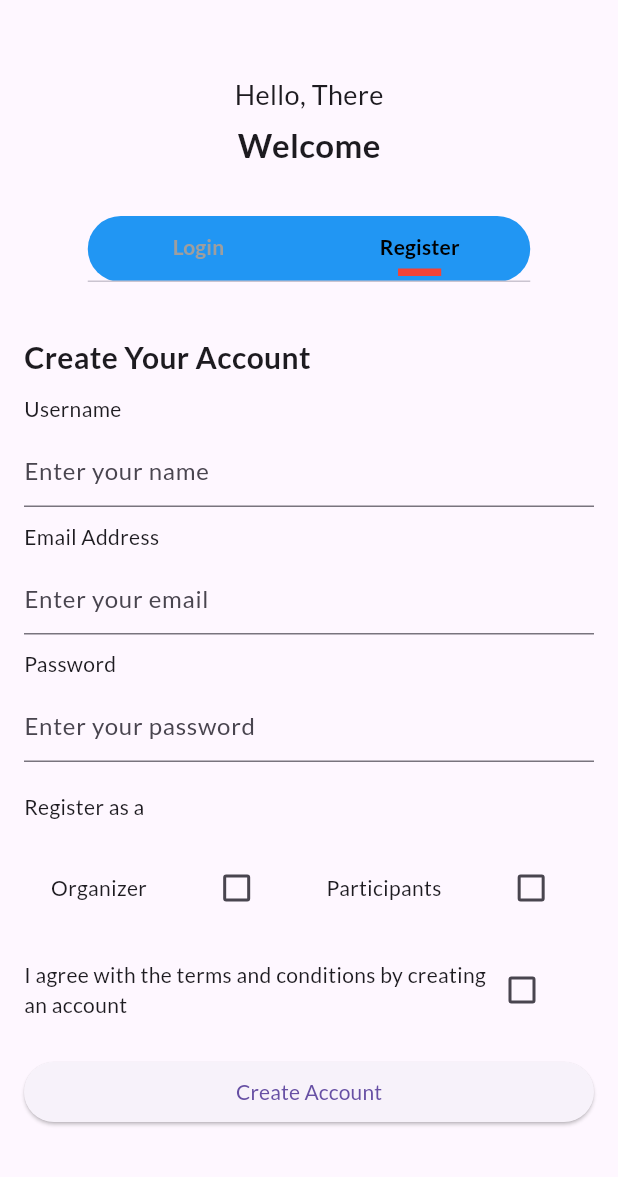
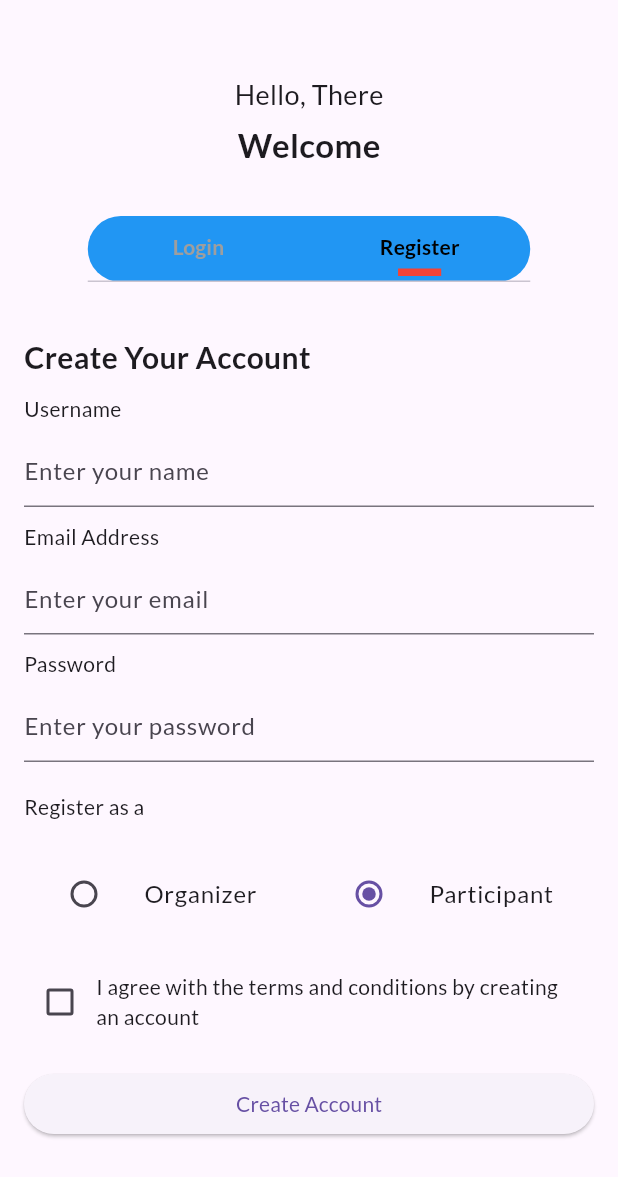
Before and after one commit to sajid73/EventEase-cuet_event_management, a Flutter app: the screen it shows after launch, tab 2 chosen, on a phone screen of 412 x 824 dp. Shown: the top 1177 px of the screen. Run offline on Flutter 3.47's test engine with Material 3 defaults, Android fonts, the light colour scheme and no system bars; our stand-ins replace firebase_core, google_fonts; accounts and stored records are empty.

Commit message:
signup updated

```diff
--- a/lib/view/auth/login_screen.dart
+++ b/lib/view/auth/login_screen.dart
@@ -12,7 +12,7 @@ class LoginScreenState extends State<LoginScreen>
   TextEditingController emailController = TextEditingController();
   TextEditingController passwordController = TextEditingController();
   bool stayLoggedIn = false;
-  GlobalKey<FormState> _formKey = GlobalKey<FormState>();
+  final GlobalKey<FormState> _formKey = GlobalKey<FormState>();
 
   @override
   bool get wantKeepAlive => true;
--- a/lib/view/auth/register_screen.dart
+++ b/lib/view/auth/register_screen.dart
@@ -1,4 +1,6 @@
 import 'package:flutter/material.dart';
+
+enum RoleCharacter { organizer, participant }
 
 class RegisterScreen extends StatefulWidget {
   const RegisterScreen({Key? key}) : super(key: key);
@@ -12,6 +14,7 @@ class RegisterScreenState extends State<RegisterScreen>
   TextEditingController userNameController = TextEditingController();
   TextEditingController emailController = TextEditingController();
   TextEditingController passwordController = TextEditingController();
+  RoleCharacter? _character = RoleCharacter.participant;
   bool organizer = false;
   bool participants = false;
   bool agreeCheckbox = false;
@@ -121,25 +124,53 @@ class RegisterScreenState extends State<RegisterScreen>
         const SizedBox(height: 20),
         Row(
           mainAxisAlignment: MainAxisAlignment.spaceAround,
-          children: [
-            const Text("Organizer"),
-            Checkbox(
-              value: organizer,
+          children: <Widget>[
+            Expanded(
+              child: ListTile(
+                title: const Text('Organizer'),
+                leading: Radio(
+                  value: RoleCharacter.organizer,
+                  groupValue: _character,
                   onChanged: (value) {
                     setState(() {
-                  organizer = value ?? false;
+                      _character = value;
                     });
                   },
                 ),
-            const Text("Participants"),
-            Checkbox(
-              value: participants,
+              ),
+            ),
+            Expanded(
+              child: ListTile(
+                title: const Text('Participant'),
+                leading: Radio<RoleCharacter>(
+                  value: RoleCharacter.participant,
+                  groupValue: _character,
                   onChanged: (value) {
                     setState(() {
-                  participants = value ?? false;
+                      _character = value;
                     });
                   },
                 ),
+              ),
+            ),
+            // Checkbox(
+            //   value: organizer,
+            //   onChanged: (value) {
+            //     setState(() {
+            //       organizer = value ?? false;
+            //     });
+            //   },
+            // ),
+            // const Text("Organizer"),
+            // Checkbox(
+            //   value: participants,
+            //   onChanged: (value) {
+            //     setState(() {
+            //       participants = value ?? false;
+            //     });
+            //   },
+            // ),
+            // const Text("Participants"),
           ],
         ),
       ],
@@ -149,8 +180,6 @@ class RegisterScreenState extends State<RegisterScreen>
   Widget _buildAgreeCheckbox(BuildContext context) {
     return Row(
       children: [
-        const Text(
-            "I agree with the terms and conditions by creating\nan account"),
         Checkbox(
           value: agreeCheckbox,
           onChanged: (value) {
@@ -159,6 +188,8 @@ class RegisterScreenState extends State<RegisterScreen>
             });
           },
         ),
+        const Text(
+            "I agree with the terms and conditions by creating\nan account"),
       ],
     );
   }
--- a/lib/view/splash_screen.dart
+++ b/lib/view/splash_screen.dart
@@ -10,7 +10,7 @@ class SplashScreen extends StatelessWidget {
   Widget build(BuildContext context) {
     Future.delayed(const Duration(seconds: 4), () {
       Navigator.pushReplacement(
-          context, MaterialPageRoute(builder: (context) => TabControlScreen()));
+          context, MaterialPageRoute(builder: (context) => const TabControlScreen()));
     });
 
     return Scaffold(
--- a/pubspec.yaml
+++ b/pubspec.yaml
@@ -12,6 +12,7 @@ dependencies:
   get: ^4.6.6
   flutter_svg: ^2.0.9
   intl: ^0.19.0
+  firebase_core: ^2.24.2
 dev_dependencies:
   flutter_test:
     sdk: flutter
```
Also changed, not shown: lib/main.dart (+7 -1 lines), lib/utils/app_color.dart (+11 -11 lines), lib/firebase_options.dart (added), pubspec.lock, 8 other files. Lines whose indentation alone changed are shown as unchanged.
